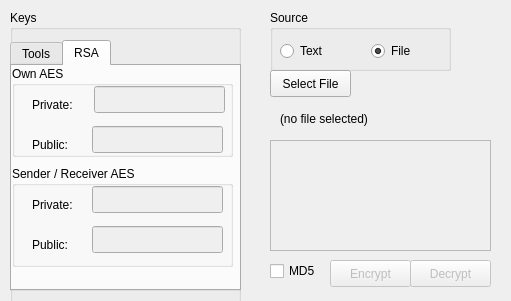
Old version of the form ui/AvocadoCrypto.ui in the repository switch87/basicSecurity.
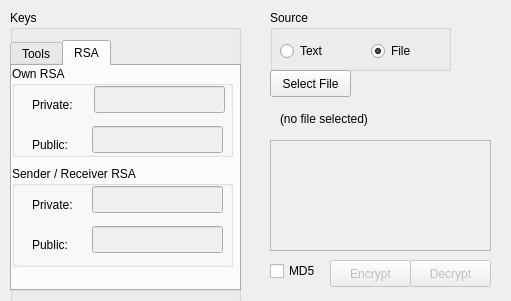
New version of the form. The open tabs and pages were chosen to show the change. Icons and pictures are not drawn.

Patch:
```diff
--- a/ui/AvocadoCrypto.ui
+++ b/ui/AvocadoCrypto.ui
@@ -214,7 +214,7 @@
        </rect>
       </property>
       <property name="title">
-       <string>Own AES</string>
+       <string>Own RSA</string>
       </property>
       <widget class="QLineEdit" name="lineOwnPrivate">
        <property name="enabled">
@@ -279,7 +279,7 @@
        </rect>
       </property>
       <property name="title">
-       <string>Sender / Receiver AES</string>
+       <string>Sender / Receiver RSA</string>
       </property>
       <widget class="QLineEdit" name="lineResPrivate">
        <property name="enabled">
@@ -368,7 +368,7 @@
     <rect>
      <x>280</x>
      <y>110</y>
-     <width>211</width>
+     <width>91</width>
      <height>17</height>
     </rect>
    </property>
@@ -381,7 +381,7 @@
     <rect>
      <x>270</x>
      <y>260</y>
-     <width>61</width>
+     <width>51</width>
      <height>22</height>
     </rect>
    </property>
```
Left out of the diff: 125 changed lines with no effect on the pictures.
